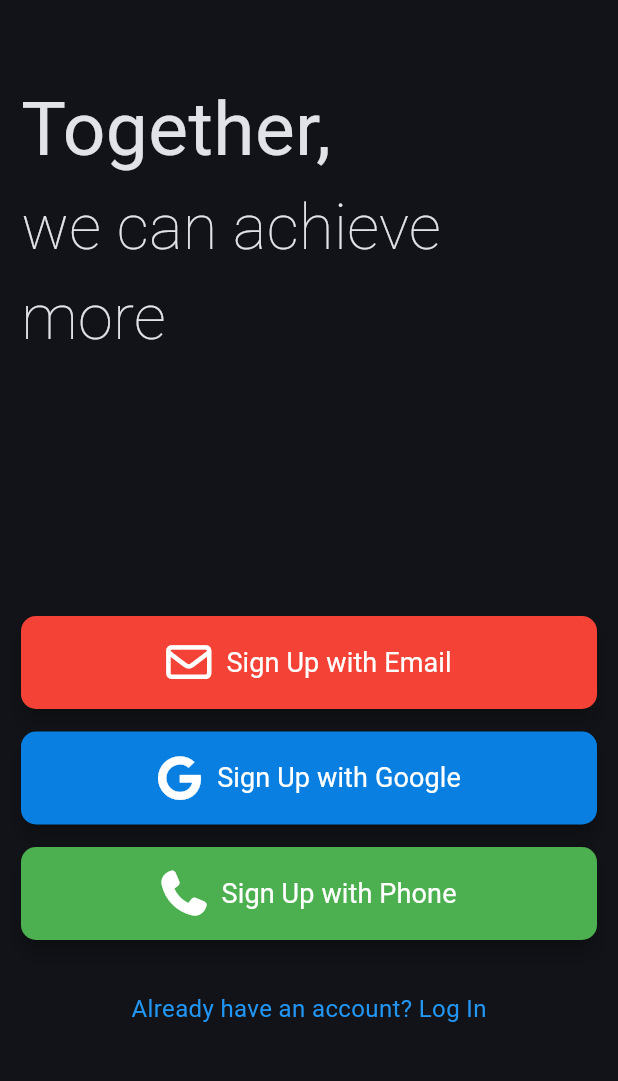
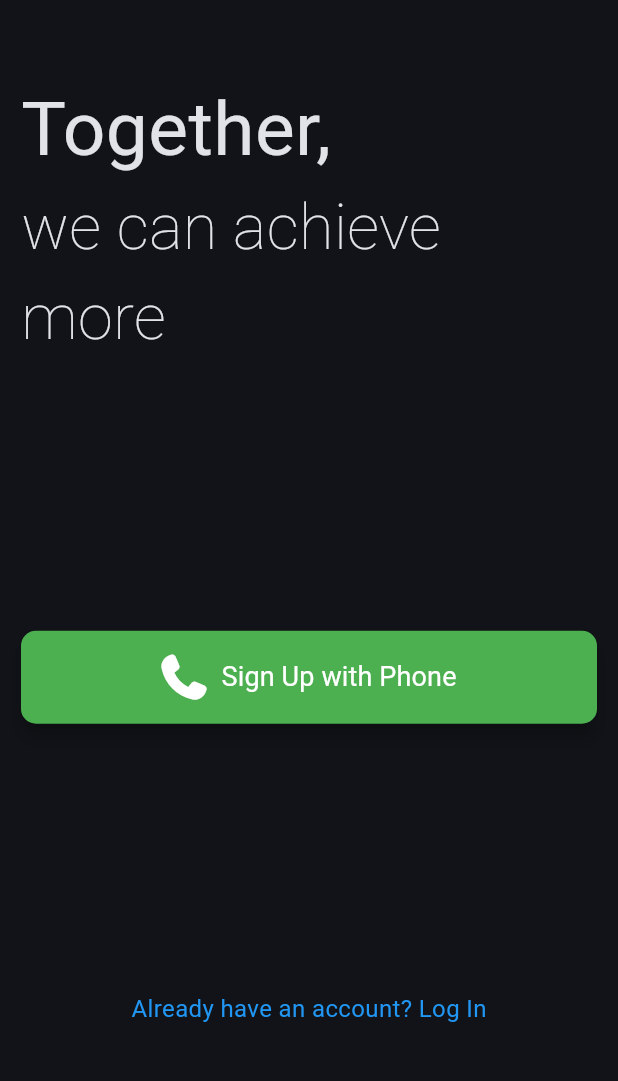
Before and after one commit to satyam044/Collabio-App, a Flutter app: the screen it shows after launch, on a phone screen of 412 x 824 dp, the part 135-1216 px from its top. Run offline on Flutter 3.47's test engine with Material 3 defaults, Android fonts, the phone set to English and light mode, and no system bars; our stand-ins replace font_awesome_flutter, google_sign_in.

Commit message:
Removed Auth Buttons

```diff
--- a/Collabio/lib/pages/auth.dart
+++ b/Collabio/lib/pages/auth.dart
@@ -6,23 +6,6 @@ import 'package:frontend/widgets/Uihelper.dart';
 
 class AuthPage extends StatelessWidget {
   const AuthPage({super.key});
-
-  void _onEmailSignUpPressed() async {}
-
-  void _onGoogleSignUpPressed(BuildContext context) async {
-    final user = await GoogleSigninApi.login();
-
-    if (user == null) {
-      ScaffoldMessenger.of(
-        context,
-      ).showSnackBar(SnackBar(content: Text('Failed to Sign In')));
-    } else {
-      Navigator.pushReplacement(
-        context,
-        MaterialPageRoute(builder: (context) => HomePage()),
-      );
-    }
-  }
 
   void _onPhoneSignUpPressed() async {}
 
@@ -68,17 +51,36 @@ class AuthPage extends StatelessWidget {
                   ),
                 ],
               ),
-              SizedBox(height: 100),
-              Column(
-                children: [
-                  customAuthBtn.emailBtn(onPressed: _onEmailSignUpPressed),
-                  SizedBox(height: 15),
-                  customAuthBtn.googleBtn(
-                    onPressed: () => _onGoogleSignUpPressed(context),
+              Container(
+                width: double.infinity,
+                child: ElevatedButton(
+                  onPressed: _onPhoneSignUpPressed,
+                  style: ElevatedButton.styleFrom(
+                    shape: RoundedRectangleBorder(
+                      borderRadius: BorderRadius.circular(10),
+                    ),
+                    backgroundColor: Colors.green,
+                    padding: EdgeInsets.symmetric(vertical: 16),
+                    elevation: 5,
                   ),
-                  SizedBox(height: 15),
-                  customAuthBtn.phoneBtn(onPressed: _onPhoneSignUpPressed),
-                ],
+                  child: Row(
+                    mainAxisAlignment: MainAxisAlignment.center,
+                    children: [
+                      FaIcon(
+                        FontAwesomeIcons.phone,
+                        color: Colors.white,
+                        size: 30,
+                      ),
+                      SizedBox(width: 10),
+                      Uihelper.customTxt(
+                        text: 'Sign Up with Phone',
+                        fontSize: 18,
+                        fontWeight: FontWeight.w400,
+                        color: Colors.white,
+                      ),
+                    ],
+                  ),
+                ),
               ),
               Uihelper.customTxt(
                 text: 'Already have an account? Log In',
@@ -92,67 +94,3 @@ class AuthPage extends StatelessWidget {
     );
   }
 }
-
-class customAuthBtn {
-  static Widget emailBtn({required VoidCallback onPressed}) {
-    return _buildAuthBtn(
-      icon: FontAwesomeIcons.envelope,
-      text: 'Sign Up with Email',
-      backgroundColor: Colors.red,
-      onPressed: onPressed,
-    );
-  }
-
-  static Widget googleBtn({required VoidCallback onPressed}) {
-    return _buildAuthBtn(
-      icon: FontAwesomeIcons.google,
-      text: 'Sign Up with Google',
-      backgroundColor: const Color.fromARGB(255, 9, 128, 225),
-      onPressed: onPressed,
-    );
-  }
-
-  static Widget phoneBtn({required VoidCallback onPressed}) {
-    return _buildAuthBtn(
-      icon: FontAwesomeIcons.phone,
-      text: 'Sign Up with Phone',
-      backgroundColor: Colors.green,
-      onPressed: onPressed,
-    );
-  }
-
-  static Widget _buildAuthBtn({
-    required IconData icon,
-    required String text,
-    required Color backgroundColor,
-    required VoidCallback onPressed,
-  }) {
-    return Container(
-      width: double.infinity,
-      child: ElevatedButton(
-        onPressed: onPressed,
-        style: ElevatedButton.styleFrom(
-          shape: RoundedRectangleBorder(
-            borderRadius: BorderRadius.circular(10),
-          ),
-          backgroundColor: backgroundColor,
-          padding: EdgeInsets.symmetric(vertical: 16),
-          elevation: 5,
-        ),
-        child: Row(
-          mainAxisAlignment: MainAxisAlignment.center,
-          children: [
-            FaIcon(icon, color: Colors.white, size: 30),
-            SizedBox(width: 10),
-            Uihelper.customTxt(
-              text: text,
-              fontSize: 18,
-              fontWeight: FontWeight.w400,
-              color: Colors.white,
-            ),
-          ],
-        ),
-      ),
-    );
-  }
-}
```
